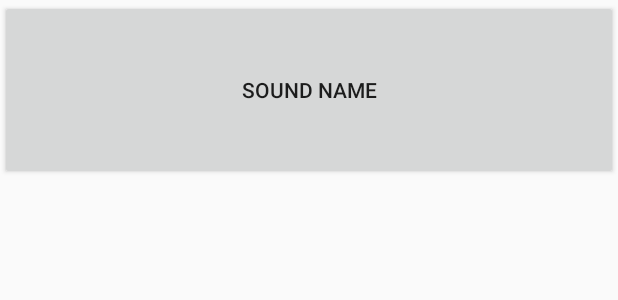
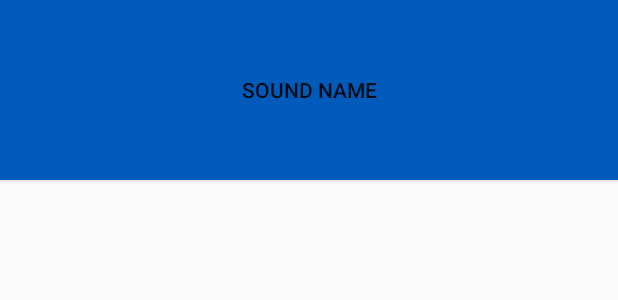
Before and after one commit to lewisliul/demo, an Android app: the layout view_beat_listitem_sound.xml on its own in the app's theme, with its tools: preview values and no code run, on a phone screen of 412 x 824 dp. Shown: the top 300 px of the screen. Run offline under Robolectric (Android 15) with nearby library versions, the light colour scheme and no system bars.

Commit message:
[使用Asset播放音频，以及主题]

```diff
--- a/app/src/main/AndroidManifest.xml
+++ b/app/src/main/AndroidManifest.xml
@@ -10,7 +10,7 @@
         android:label="@string/app_name"
         android:supportsRtl="true"
         android:theme="@style/AppTheme">
-        <activity android:name=".ui.CrimeListActivity">
+        <activity android:name=".ui.BeatBoxActivity">
             <intent-filter>
                 <action android:name="android.intent.action.MAIN"/>
                 <category android:name="android.intent.category.LAUNCHER"/>
@@ -23,6 +23,8 @@
         <activity android:name=".ui.CrimePagerActivity"
                   android:label="demo"
             android:parentActivityName=".ui.CrimePagerActivity"/>
+
+        <!--<activity android:name=".ui.BeatBoxActivity"/>-->
     </application>
 
 </manifest>
--- a/app/src/main/java/com/demo/abstr/SingleFragmentActivity.java
+++ b/app/src/main/java/com/demo/abstr/SingleFragmentActivity.java
@@ -17,7 +17,7 @@ public abstract class SingleFragmentActivity extends AppCompatActivity {
     @Override
     protected void onCreate(@Nullable Bundle savedInstanceState) {
         super.onCreate(savedInstanceState);
-        setContentView(R.layout.activity_crime_main);
+        setContentView(R.layout.activity_single_main);
 
         FragmentManager fm = getSupportFragmentManager();
         Fragment fragment = fm.findFragmentById(R.id.id_crime_fragmentcontainer_framelayout);
--- a/app/src/main/res/layout/view_beat_listitem_sound.xml
+++ b/app/src/main/res/layout/view_beat_listitem_sound.xml
@@ -1,14 +1,10 @@
 <?xml version="1.0" encoding="utf-8"?>
-<LinearLayout xmlns:android="http://schemas.android.com/apk/res/android"
-              xmlns:tools="http://schemas.android.com/tools"
-              android:layout_width="match_parent"
-              android:layout_height="match_parent"
-              android:orientation="vertical">
 
-    <Button
-        android:id="@+id/id_listitem_sound_btn"
-        android:layout_width="match_parent"
-        android:layout_height="120dp"
-        tools:text="Sound name"/>
-
-</LinearLayout>
+<Button
+    xmlns:android="http://schemas.android.com/apk/res/android"
+    xmlns:tools="http://schemas.android.com/tools"
+    style="@style/BeatBoxButton"
+    android:id="@+id/id_listitem_sound_btn"
+    android:layout_width="match_parent"
+    android:layout_height="120dp"
+    tools:text="Sound name"/>
--- a/app/src/main/res/values/colors.xml
+++ b/app/src/main/res/values/colors.xml
@@ -3,4 +3,10 @@
     <color name="colorPrimary">#3F51B5</color>
     <color name="colorPrimaryDark">#303F9F</color>
     <color name="colorAccent">#FF4081</color>
+
+    <color name="red">#f44336</color>
+    <color name="dark_red">#c3352b</color>
+    <color name="gray">#607d8b</color>
+    <color name="soothing_blue">#0083bf</color>
+    <color name="dark_blue">#005ABA</color>
 </resources>
--- a/app/src/main/res/values/styles.xml
+++ b/app/src/main/res/values/styles.xml
@@ -3,13 +3,22 @@
     <!-- Base application theme. -->
     <style name="AppTheme" parent="Theme.AppCompat.Light.DarkActionBar">
         <!-- Customize your theme here. -->
-        <item name="colorPrimary">@color/colorPrimary</item>
-        <item name="colorPrimaryDark">@color/colorPrimaryDark</item>
-        <item name="colorAccent">@color/colorAccent</item>
+        <item name="colorPrimary">@color/red</item>
+        <item name="colorPrimaryDark">@color/dark_red</item>
+        <item name="colorAccent">@color/gray</item>
     </style>
 
     <style name="Theme.AppStartLoadTranslucent" parent="android:Theme">
         <item name="android:windowIsTranslucent">true</item>
         <item name="android:windowNoTitle">true</item>
     </style>
+
+    <style name="BeatBoxButton">
+        <item name="android:background">@color/dark_blue</item>
+    </style>
+
+    <style name="BeatBoxButton.Strong">
+        <item name="android:textStyle">bold</item>
+    </style>
+
 </resources>
```
Also changed, not shown: app/src/main/java/com/demo/base/BeatBox.java (+39 -1 lines), app/src/main/java/com/demo/bean/Sound.java (+16 -6 lines), app/src/main/java/com/demo/fragment/BeatBoxFragment.java (+23 -2 lines), app/src/main/res/layout/fragment_beat_box.xml (+5 -10 lines), app/src/main/res/layout/activity_single_main.xml (renamed from app/src/main/res/layout/activity_crime_main.xml).
